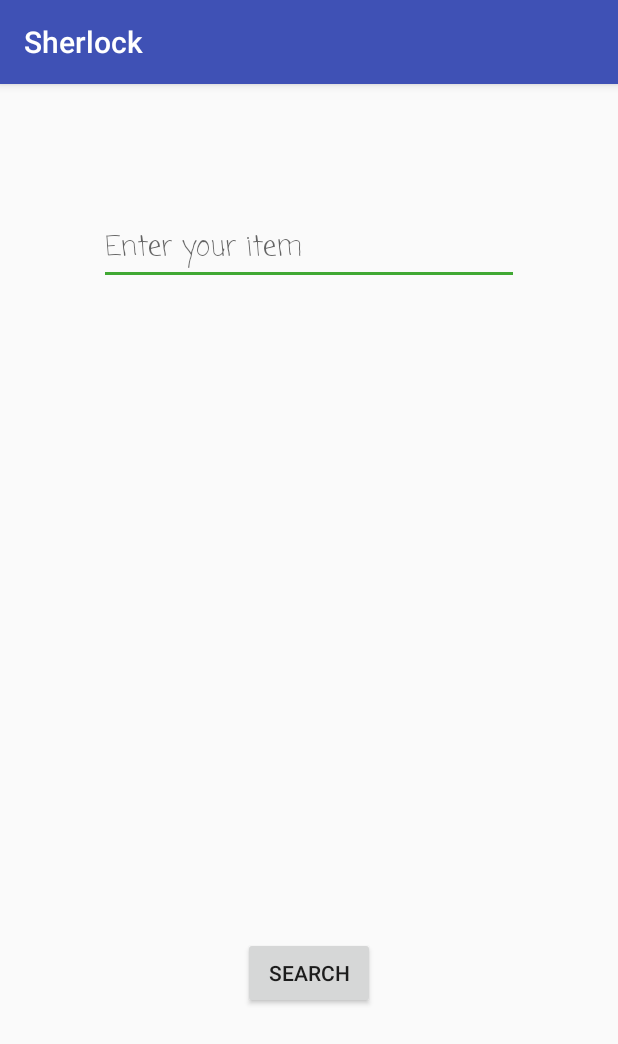
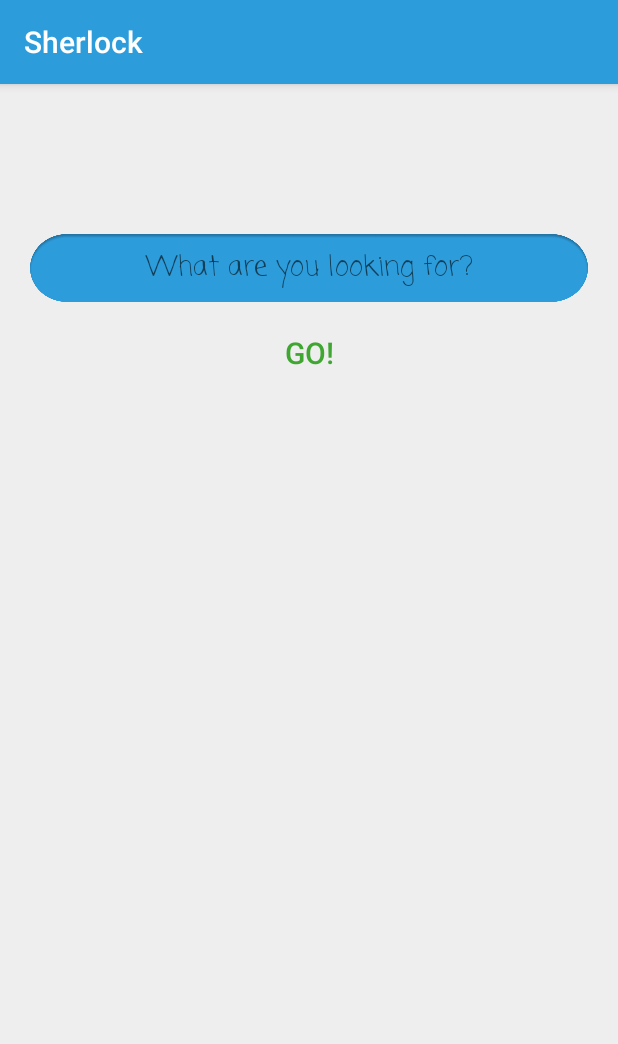
Before and after one commit to JazSingh05/Sherlock, an Android app: the SearchActivity screen opened directly, with no data from a screen before it, on a phone screen of 412 x 824 dp. Shown: the top 1044 px of the screen. Run offline under Robolectric (Android 15) with nearby library versions, the phone set to English and light mode, and no system bars; our stand-ins replace ButterKnife.

Commit message:
Issue #26: updating graphics, icon, etc

```diff
--- a/app/src/main/AndroidManifest.xml
+++ b/app/src/main/AndroidManifest.xml
@@ -4,7 +4,7 @@
 
     <application
         android:allowBackup="true"
-        android:icon="@mipmap/ic_launcher"
+        android:icon="@drawable/ic_app"
         android:label="@string/app_name"
         android:roundIcon="@mipmap/ic_launcher_round"
         android:supportsRtl="true"
--- a/app/src/main/java/com/example/android/sherlock/activity/SearchActivity.java
+++ b/app/src/main/java/com/example/android/sherlock/activity/SearchActivity.java
@@ -7,15 +7,23 @@ import android.support.v7.app.AppCompatActivity;
 import android.util.Log;
 import android.view.View;
 import android.widget.EditText;
+import android.widget.TextView;
 import android.widget.Toast;
 
 import com.example.android.sherlock.R;
+
+import org.w3c.dom.Text;
+
+import butterknife.BindView;
+import butterknife.ButterKnife;
 
 /**
  * Created by abbin_j19pde on 1/24/2018.
  */
 
 public class SearchActivity extends AppCompatActivity {
+    @BindView(R.id.searchBar)
+    TextView searchBar;
 
     @Override
     protected void onCreate(@Nullable Bundle savedInstanceState) {
@@ -23,12 +31,16 @@ public class SearchActivity extends AppCompatActivity {
         setContentView(R.layout.search_screen);
     }
 
+    @Override
+    protected void onStart() {
+        super.onStart();
+        ButterKnife.bind(this);
+    }
     public void searchDatabase(View view)
     {
 
-        EditText editText = (EditText) findViewById(R.id.editText);
-        if(!editText.getText().toString().matches("") || editText.getText().toString().matches("")) {
-            String DatabaseSearch = editText.getText().toString();
+        if(!searchBar.getText().toString().matches("") || searchBar.getText().toString().matches("")) {
+            String DatabaseSearch = searchBar.getText().toString();
             Log.d("CHECKING STRING", "The string you entered: " + DatabaseSearch);
             Intent intent = new Intent(this, SearchResultActivity.class);
             intent.putExtra("SEARCH_TERM", DatabaseSearch);
--- a/app/src/main/java/com/example/android/sherlock/activity/SplashScreen.java
+++ b/app/src/main/java/com/example/android/sherlock/activity/SplashScreen.java
@@ -83,7 +83,7 @@ public class SplashScreen extends AppCompatActivity {
         scaleIn.setFillAfter(true);
         scaleIn.setAnimationListener(logoAppearListener);
         //rotate animation
-        rotate = new RotateAnimation(0, 720, Animation.RELATIVE_TO_SELF, .5f, Animation.RELATIVE_TO_SELF, .5f);
+        rotate = new RotateAnimation(0, 360, Animation.RELATIVE_TO_SELF, .5f, Animation.RELATIVE_TO_SELF, .5f);
         rotate.setDuration(500);
         rotate.setInterpolator(new AccelerateDecelerateInterpolator());
         rotate.setRepeatMode(Animation.RESTART);
--- a/app/src/main/res/layout/activity_splash.xml
+++ b/app/src/main/res/layout/activity_splash.xml
@@ -2,7 +2,7 @@
 <RelativeLayout xmlns:android="http://schemas.android.com/apk/res/android"
     xmlns:app="http://schemas.android.com/apk/res-auto"
     android:layout_width="match_parent"
-    android:background="#ffffff"
+    android:background="#eeeeee"
     android:layout_height="match_parent">
 
     <TextView
@@ -25,7 +25,7 @@
         android:layout_height="100dp"
         android:layout_centerHorizontal="true"
         android:layout_centerVertical="true"
-        app:srcCompat="@drawable/p" />
+        app:srcCompat="@drawable/splash_logo" />
 
     <TextView
         android:visibility="invisible"
--- a/app/src/main/res/layout/search_screen.xml
+++ b/app/src/main/res/layout/search_screen.xml
@@ -3,18 +3,24 @@
     xmlns:android="http://schemas.android.com/apk/res/android"
     xmlns:tools="http://schemas.android.com/tools"
     android:layout_width="match_parent"
+    android:background="#eeeeee"
     android:layout_height="match_parent">
 
     <EditText
-        android:id="@+id/editText"
-        android:layout_width="wrap_content"
-        android:layout_height="wrap_content"
-        android:layout_alignParentTop="true"
+        android:id="@+id/searchBar"
+        android:layout_width="match_parent"
+        android:layout_height="45dp"
+        android:textColor="#dddddd"
         android:layout_centerHorizontal="true"
-        android:layout_marginTop="85dp"
+        android:textAlignment="center"
         android:ems="10"
         android:fontFamily="casual"
-        android:hint="Enter your item"
+        android:textAllCaps="true"
+        android:hint="@string/search_hint"
+        android:layout_marginTop="100dp"
+        android:layout_marginStart="20dp"
+        android:layout_marginEnd="20dp"
+        android:background="@drawable/search_bar_bg"
         android:inputType="textPersonName"
         tools:layout_editor_absoluteX="83dp"
         tools:layout_editor_absoluteY="82dp" />
@@ -23,9 +29,13 @@
         android:id="@+id/button"
         android:layout_width="wrap_content"
         android:layout_height="wrap_content"
-        android:layout_alignParentBottom="true"
+        android:layout_below="@+id/searchBar"
+        android:layout_marginTop="10dp"
+        android:textSize="20sp"
         android:layout_centerHorizontal="true"
         android:layout_marginBottom="151dp"
         android:onClick="searchDatabase"
-        android:text="Search" />
+        android:background="#00000000"
+        android:textColor="@color/colorAccent"
+        android:text="@string/search_go" />
 </RelativeLayout>
--- a/app/src/main/res/values/colors.xml
+++ b/app/src/main/res/values/colors.xml
@@ -1,6 +1,6 @@
 <?xml version="1.0" encoding="utf-8"?>
 <resources>
-    <color name="colorPrimary">#3F51B5</color>
-    <color name="colorPrimaryDark">#303F9F</color>
+    <color name="colorPrimaryDark">#3F51B5</color>
+    <color name="colorPrimary">#2D9CDB</color>
     <color name="colorAccent">#d1179607</color>
 </resources>
--- a/app/src/main/res/values/strings.xml
+++ b/app/src/main/res/values/strings.xml
@@ -1,4 +1,6 @@
 <resources>
     <string name="app_name">Sherlock</string>
     <string name="loading">Loading</string>
+    <string name="search_hint">What are you looking for?</string>
+    <string name="search_go">GO!</string>
 </resources>
```
Also changed, not shown: app/src/main/res/drawable/ic_app.png (added), app/src/main/res/drawable/logo.png (added), app/src/main/res/drawable/search_bar_bg.png (added), app/src/main/res/drawable/splash_logo.png (added).
